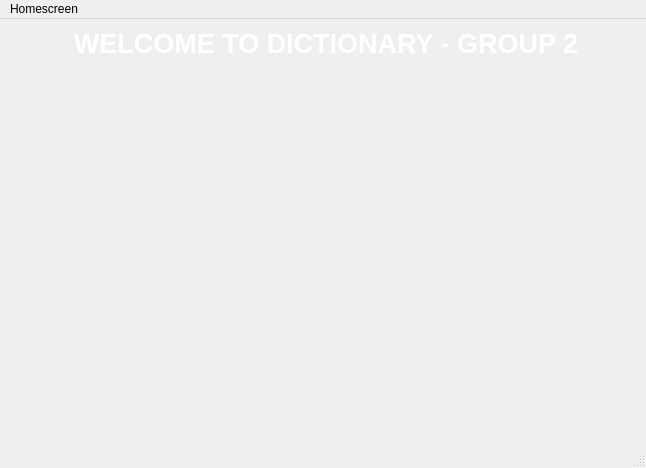
First picture: the form in mainwindow.ui, repository OHonSam/CS163_Group2_Dictionary, before the edit.
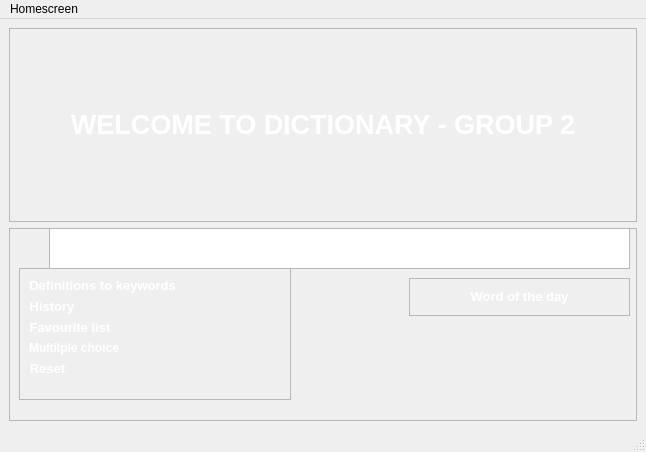
Second picture: the form after the edit. Icons and pictures are not drawn.

Commit message: Design basic homescreen

```diff
--- a/mainwindow.ui
+++ b/mainwindow.ui
@@ -7,7 +7,7 @@
     <x>0</x>
     <y>0</y>
     <width>646</width>
-    <height>468</height>
+    <height>452</height>
    </rect>
   </property>
   <property name="windowTitle">
@@ -33,18 +33,8 @@
     <string notr="true">background-image: url(:/img/images/compress/long ombre rotated.jpg);
 padding: 0px 0px 0px 0px;</string>
    </property>
-   <layout class="QFormLayout" name="formLayout_2">
-    <item row="0" column="1">
-     <widget class="QLabel" name="label">
-      <property name="text">
-       <string>&lt;html&gt;&lt;head/&gt;&lt;body&gt;&lt;p align=&quot;center&quot;&gt;&lt;span style=&quot; font-size:20pt; font-weight:700; color:#ffffff;&quot;&gt;WELCOME TO DICTIONARY - GROUP 2&lt;/span&gt;&lt;/p&gt;&lt;/body&gt;&lt;/html&gt;</string>
-      </property>
-      <property name="alignment">
-       <set>Qt::AlignCenter</set>
-      </property>
-     </widget>
-    </item>
-    <item row="1" column="1">
+   <layout class="QVBoxLayout" name="verticalLayout">
+    <item>
      <widget class="QFrame" name="frame">
       <property name="frameShape">
        <enum>QFrame::StyledPanel</enum>
@@ -52,6 +42,135 @@
       <property name="frameShadow">
        <enum>QFrame::Raised</enum>
       </property>
+      <layout class="QGridLayout" name="gridLayout_3">
+       <item row="0" column="0">
+        <widget class="QLabel" name="label">
+         <property name="text">
+          <string>&lt;html&gt;&lt;head/&gt;&lt;body&gt;&lt;p align=&quot;center&quot;&gt;&lt;span style=&quot; font-size:20pt; font-weight:700; color:#ffffff;&quot;&gt;WELCOME TO DICTIONARY - GROUP 2&lt;/span&gt;&lt;/p&gt;&lt;/body&gt;&lt;/html&gt;</string>
+         </property>
+         <property name="alignment">
+          <set>Qt::AlignCenter</set>
+         </property>
+        </widget>
+       </item>
+      </layout>
+     </widget>
+    </item>
+    <item>
+     <widget class="QFrame" name="frame_2">
+      <property name="frameShape">
+       <enum>QFrame::StyledPanel</enum>
+      </property>
+      <property name="frameShadow">
+       <enum>QFrame::Raised</enum>
+      </property>
+      <widget class="QLabel" name="label_2">
+       <property name="geometry">
+        <rect>
+         <x>10</x>
+         <y>10</y>
+         <width>31</width>
+         <height>28</height>
+        </rect>
+       </property>
+       <property name="mouseTracking">
+        <bool>true</bool>
+       </property>
+       <property name="text">
+        <string/>
+       </property>
+       <property name="pixmap">
+        <pixmap resource="resources.qrc">:/img/images/search.svg</pixmap>
+       </property>
+      </widget>
+      <widget class="QTextEdit" name="textEdit">
+       <property name="geometry">
+        <rect>
+         <x>40</x>
+         <y>0</y>
+         <width>581</width>
+         <height>41</height>
+        </rect>
+       </property>
+      </widget>
+      <widget class="QFrame" name="frame_3">
+       <property name="geometry">
+        <rect>
+         <x>10</x>
+         <y>40</y>
+         <width>272</width>
+         <height>132</height>
+        </rect>
+       </property>
+       <property name="frameShape">
+        <enum>QFrame::StyledPanel</enum>
+       </property>
+       <property name="frameShadow">
+        <enum>QFrame::Raised</enum>
+       </property>
+       <layout class="QFormLayout" name="formLayout">
+        <item row="0" column="0">
+         <widget class="QLabel" name="label_3">
+          <property name="text">
+           <string>&lt;html&gt;&lt;head/&gt;&lt;body&gt;&lt;p align=&quot;center&quot;&gt;&lt;span style=&quot; font-size:10pt; font-weight:700; color:#ffffff;&quot;&gt;Definitions to keywords&lt;/span&gt;&lt;/p&gt;&lt;/body&gt;&lt;/html&gt;</string>
+          </property>
+         </widget>
+        </item>
+        <item row="1" column="0">
+         <widget class="QLabel" name="label_4">
+          <property name="text">
+           <string>&lt;html&gt;&lt;head/&gt;&lt;body&gt;&lt;p align=&quot;center&quot;&gt;&lt;span style=&quot; font-size:10pt; font-weight:700; color:#ffffff;&quot;&gt;History&lt;/span&gt;&lt;/p&gt;&lt;/body&gt;&lt;/html&gt;</string>
+          </property>
+         </widget>
+        </item>
+        <item row="2" column="0">
+         <widget class="QLabel" name="label_5">
+          <property name="text">
+           <string>&lt;html&gt;&lt;head/&gt;&lt;body&gt;&lt;p align=&quot;center&quot;&gt;&lt;span style=&quot; font-size:10pt; font-weight:700; color:#ffffff;&quot;&gt;Favourite list&lt;/span&gt;&lt;/p&gt;&lt;/body&gt;&lt;/html&gt;</string>
+          </property>
+         </widget>
+        </item>
+        <item row="3" column="0">
+         <widget class="QLabel" name="label_6">
+          <property name="text">
+           <string>&lt;html&gt;&lt;head/&gt;&lt;body&gt;&lt;p align=&quot;center&quot;&gt;&lt;span style=&quot; font-weight:700; color:#ffffff;&quot;&gt;Multilple choice&lt;/span&gt;&lt;/p&gt;&lt;/body&gt;&lt;/html&gt;</string>
+          </property>
+         </widget>
+        </item>
+        <item row="4" column="0">
+         <widget class="QLabel" name="label_7">
+          <property name="text">
+           <string>&lt;html&gt;&lt;head/&gt;&lt;body&gt;&lt;p align=&quot;center&quot;&gt;&lt;span style=&quot; font-size:10pt; font-weight:700; color:#ffffff;&quot;&gt;Reset&lt;/span&gt;&lt;/p&gt;&lt;/body&gt;&lt;/html&gt;</string>
+          </property>
+         </widget>
+        </item>
+       </layout>
+      </widget>
+      <widget class="QFrame" name="frame_4">
+       <property name="geometry">
+        <rect>
+         <x>400</x>
+         <y>50</y>
+         <width>221</width>
+         <height>38</height>
+        </rect>
+       </property>
+       <property name="frameShape">
+        <enum>QFrame::StyledPanel</enum>
+       </property>
+       <property name="frameShadow">
+        <enum>QFrame::Raised</enum>
+       </property>
+       <layout class="QGridLayout" name="gridLayout">
+        <item row="0" column="0">
+         <widget class="QLabel" name="label_8">
+          <property name="text">
+           <string>&lt;html&gt;&lt;head/&gt;&lt;body&gt;&lt;p align=&quot;center&quot;&gt;&lt;span style=&quot; font-size:10pt; font-weight:700; color:#ffffff;&quot;&gt;Word of the day&lt;/span&gt;&lt;/p&gt;&lt;/body&gt;&lt;/html&gt;</string>
+          </property>
+         </widget>
+        </item>
+       </layout>
+      </widget>
      </widget>
     </item>
    </layout>
```
Left out of the diff: 4 changed lines with no effect on the pictures. The commit also changes 3 other files.
